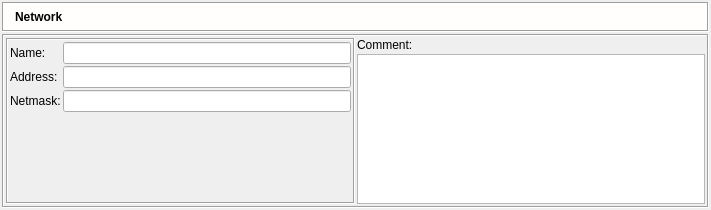
Qt form src/gui/networkdialog_q.ui (fwbuilder/fwbuilder) before a commit.
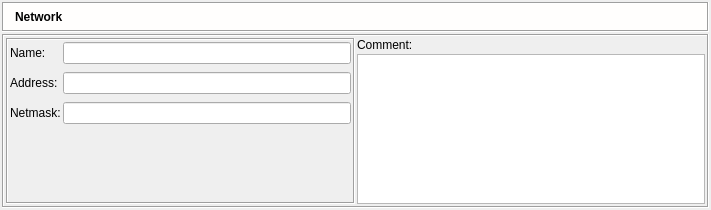
The same form after that commit. Icons and pictures are not drawn.

Commit message: bug 2078671 ] fwbuilder 3.0.0 build 487 - add/edit interface

```diff
--- a/src/gui/networkdialog_q.ui
+++ b/src/gui/networkdialog_q.ui
@@ -240,6 +240,9 @@
            <enum>QFrame::Sunken</enum>
           </property>
           <layout class="QGridLayout" >
+           <property name="verticalSpacing" >
+            <number>8</number>
+           </property>
            <item row="0" column="0" >
             <widget class="QLabel" name="textLabel1" >
              <property name="text" >
```
The commit also changes 5 other files.
